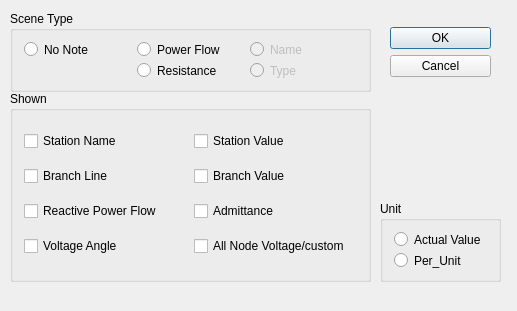
First picture: the form in GSCD/controlpaneldialog.ui, repository fzlgejiao/PowerTool, before the edit.
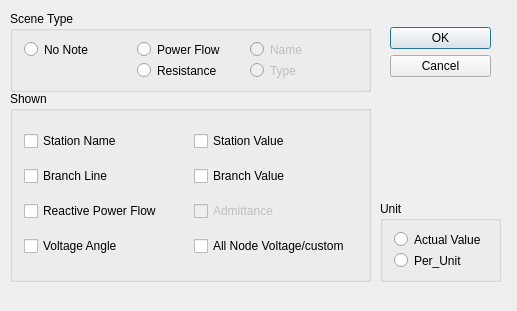
Second picture: the form after the edit.

Commit message: 1) finish control panel function 2) add QHash for faster lookup when parser power flow file 3) station voltage change to two decimal places 4) disable admittance in controlpaneldialog.ui

```diff
--- a/GSCD/controlpaneldialog.ui
+++ b/GSCD/controlpaneldialog.ui
@@ -155,6 +155,9 @@
       </item>
       <item>
        <widget class="QCheckBox" name="checkBox_admittance">
+        <property name="enabled">
+         <bool>false</bool>
+        </property>
         <property name="text">
          <string>Admittance</string>
         </property>
```
The commit also changes 7 other files.
